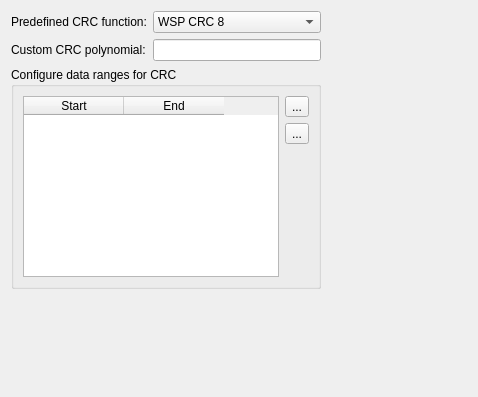
Old version of the form ui/crc_options_widget.ui in the repository jopohl/urh.
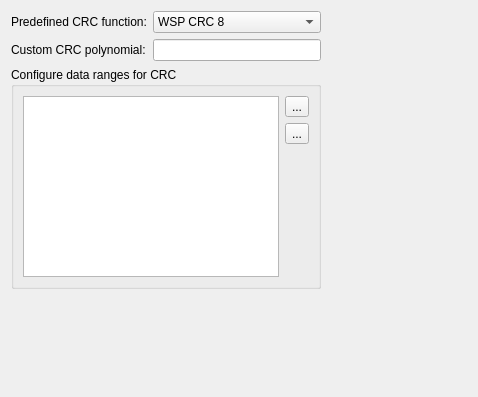
New version of the form. Icons and pictures are not drawn.

Commit message: use model for crc data ranges and enhance editor behaviour

Diff of the .ui file:
```diff
--- a/ui/crc_options_widget.ui
+++ b/ui/crc_options_widget.ui
@@ -65,29 +65,16 @@
      </property>
      <layout class="QHBoxLayout" name="horizontalLayout">
       <item>
-       <widget class="QTableWidget" name="tableWidgetDataRanges">
-        <attribute name="horizontalHeaderCascadingSectionResizes">
-         <bool>false</bool>
-        </attribute>
-        <attribute name="horizontalHeaderStretchLastSection">
+       <widget class="QTableView" name="tableViewDataRanges">
+        <attribute name="horizontalHeaderHighlightSections">
          <bool>false</bool>
         </attribute>
         <attribute name="verticalHeaderCascadingSectionResizes">
          <bool>false</bool>
         </attribute>
-        <attribute name="verticalHeaderStretchLastSection">
+        <attribute name="verticalHeaderHighlightSections">
          <bool>false</bool>
         </attribute>
-        <column>
-         <property name="text">
-          <string>Start</string>
-         </property>
-        </column>
-        <column>
-         <property name="text">
-          <string>End</string>
-         </property>
-        </column>
        </widget>
       </item>
       <item>
```
The commit also changes 5 other files.
